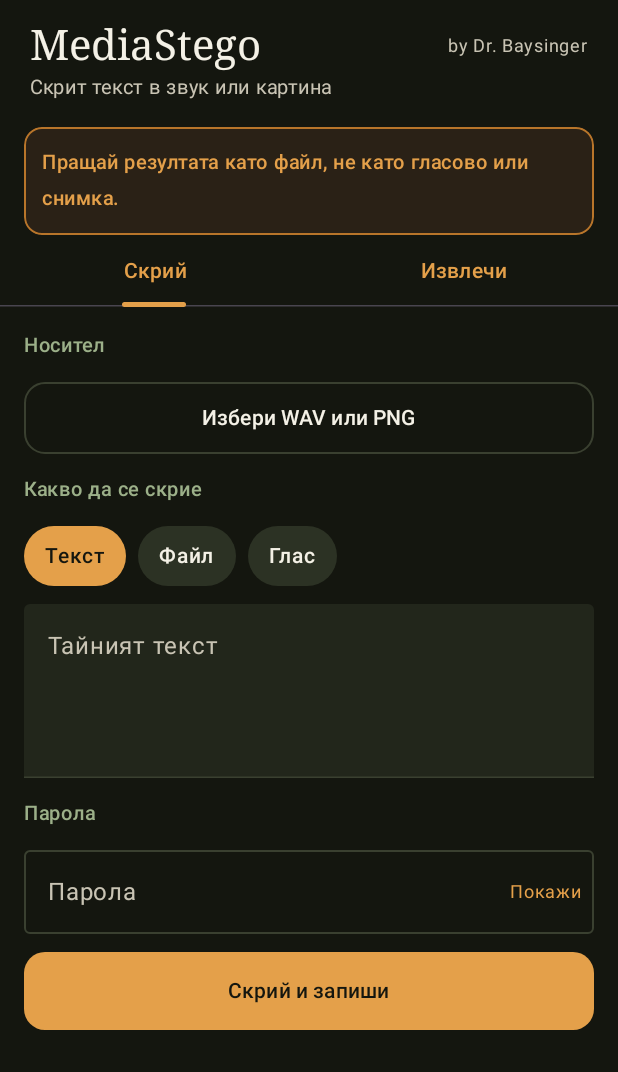
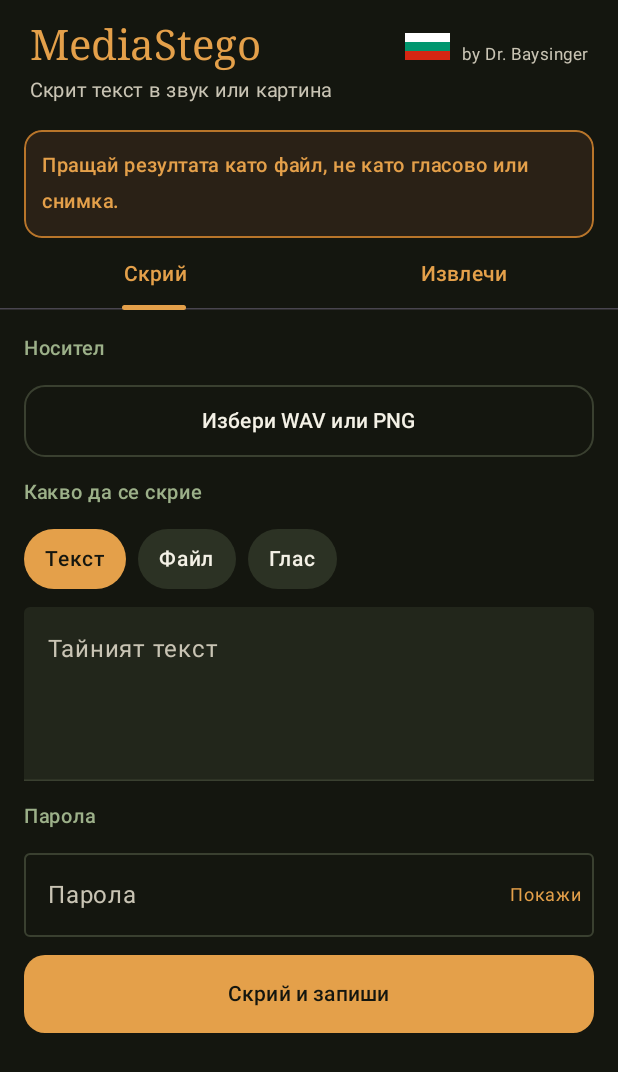
Before and after one commit to smouky577/MediaStego, an Android app built with Jetpack Compose: the screen it shows after launch (MainActivity), on a phone screen of 412 x 824 dp. Shown: the top 1072 px of the screen. Run offline under Robolectric (Android 15) with nearby library versions, the phone set to English and light mode, and no system bars.

Commit message:
Add a language flag on the title row of the phone and desktop apps.

```diff
--- a/android/app/src/main/java/com/audiostego/ui/AudioStegoApp.kt
+++ b/android/app/src/main/java/com/audiostego/ui/AudioStegoApp.kt
@@ -32,6 +32,7 @@ import androidx.compose.material3.AlertDialog
 import androidx.compose.material3.Button
 import androidx.compose.material3.ButtonDefaults
 import androidx.compose.material3.LinearProgressIndicator
+import androidx.compose.material3.MaterialTheme
 import androidx.compose.material3.OutlinedButton
 import androidx.compose.material3.OutlinedTextField
 import androidx.compose.material3.OutlinedTextFieldDefaults
@@ -71,6 +72,7 @@ fun AudioStegoApp(vm: StegoViewModel = viewModel()) {
     val extract by vm.extract.collectAsStateWithLifecycle()
     var tab by remember { mutableIntStateOf(0) }
     var about by remember { mutableStateOf(false) }
+    var english by remember { mutableStateOf(false) }
     val context = LocalContext.current
 
     val pickCover = rememberLauncherForActivityResult(ActivityResultContracts.OpenDocument()) { uri ->
@@ -92,7 +94,7 @@ fun AudioStegoApp(vm: StegoViewModel = viewModel()) {
         if (uri != null) vm.saveExtracted(uri)
     }
     val micPermission = rememberLauncherForActivityResult(ActivityResultContracts.RequestPermission()) { granted ->
-        if (granted) vm.startVoice() else vm.showHideError("Няма достъп до микрофона")
+        if (granted) vm.startVoice() else vm.showHideError(tr(english, "Няма достъп до микрофона"))
     }
 
     Scaffold(containerColor = Ink) { padding ->
@@ -103,29 +105,41 @@ fun AudioStegoApp(vm: StegoViewModel = viewModel()) {
                 .imePadding(),
         ) {
             Column(Modifier.padding(horizontal = 20.dp, vertical = 14.dp)) {
-                Row(
-                    Modifier.fillMaxWidth(),
-                    horizontalArrangement = Arrangement.SpaceBetween,
-                    verticalAlignment = Alignment.CenterVertically,
-                ) {
-                    Text("MediaStego", style = androidx.compose.material3.MaterialTheme.typography.headlineMedium)
+                Row(Modifier.fillMaxWidth()) {
+                    Text(
+                        "MediaStego",
+                        color = Amber,
+                        style = MaterialTheme.typography.headlineMedium,
+                        maxLines = 1,
+                        modifier = Modifier.weight(1f).alignByBaseline(),
+                    )
+                    LanguageFlag(
+                        english = english,
+                        onClick = { english = !english },
+                        modifier = Modifier.alignBy { it.measuredHeight },
+                    )
                     Text(
                         "by Dr. Baysinger",
                         color = PaperDim,
-                        fontSize = 12.sp,
-                        modifier = Modifier.clickable { about = true },
+                        fontSize = 11.sp,
+                        maxLines = 1,
+                        modifier = Modifier.alignByBaseline().clickable { about = true },
                     )
                 }
-                Text("Скрит текст в звук или картина", color = PaperDim, fontSize = 13.sp)
+                Text(
+                    if (english) "Hidden text in sound or a picture" else "Скрит текст в звук или картина",
+                    color = PaperDim,
+                    fontSize = 13.sp,
+                )
             }
-            WarningBanner()
+            WarningBanner(english)
             PrimaryTabRow(
                 selectedTabIndex = tab,
                 containerColor = Ink,
                 contentColor = Amber,
             ) {
-                Tab(selected = tab == 0, onClick = { tab = 0 }, text = { Text("Скрий") })
-                Tab(selected = tab == 1, onClick = { tab = 1 }, text = { Text("Извлечи") })
+                Tab(selected = tab == 0, onClick = { tab = 0 }, text = { Text(if (english) "Hide" else "Скрий") })
+                Tab(selected = tab == 1, onClick = { tab = 1 }, text = { Text(if (english) "Extract" else "Извлечи") })
             }
             Column(
                 Modifier
@@ -136,13 +150,14 @@ fun AudioStegoApp(vm: StegoViewModel = viewModel()) {
             ) {
                 if (tab == 0) {
                     HidePane(
+                        english = english,
                         ui = hide,
                         vm = vm,
                         onPickCover = { pickCover.launch(carrierTypes) },
                         onPickFile = { pickPayload.launch(arrayOf("*/*")) },
                         onRecord = {
                             if (Build.VERSION.SDK_INT < 29) {
-                                vm.showHideError("Записът на глас работи на Android 10 и по-нов (OGG/OPUS)")
+                                vm.showHideError(tr(english, "Записът на глас работи на Android 10 и по-нов (OGG/OPUS)"))
                             } else if (ContextCompat.checkSelfPermission(context, Manifest.permission.RECORD_AUDIO) == PackageManager.PERMISSION_GRANTED) {
                                 vm.startVoice()
                             } else {
@@ -155,10 +170,13 @@ fun AudioStegoApp(vm: StegoViewModel = viewModel()) {
                             else if (hide.carrier == "PNG") createPng.launch(vm.suggestedOutputName())
                             else createWav.launch(vm.suggestedOutputName())
                         },
-                        onShare = { uri -> shareAsFile(context, uri, hide.outputMime) },
+                        onShare = { uri ->
+                            shareAsFile(context, uri, hide.outputMime, if (english) "Share as a file" else "Сподели като файл")
+                        },
                     )
                 } else {
                     ExtractPane(
+                        english = english,
                         ui = extract,
                         vm = vm,
                         onPick = { pickStego.launch(carrierTypes) },
@@ -166,7 +184,7 @@ fun AudioStegoApp(vm: StegoViewModel = viewModel()) {
                         onShare = { uri ->
                             val name = extract.savedName.orEmpty()
                             val mime = if (name.endsWith(".png", ignoreCase = true)) "image/png" else "application/octet-stream"
-                            shareAsFile(context, uri, mime)
+                            shareAsFile(context, uri, mime, if (english) "Share as a file" else "Сподели като файл")
                         },
                         onCopy = { text -> copyText(context, text) },
                     )
@@ -186,7 +204,7 @@ private val carrierTypes = arrayOf(
 )
 
 @Composable
-private fun WarningBanner() {
+private fun WarningBanner(english: Boolean) {
     Column(
         Modifier
             .padding(horizontal = 16.dp)
@@ -196,12 +214,18 @@ private fun WarningBanner() {
             .border(1.dp, AmberDeep, RoundedCornerShape(12.dp))
             .padding(12.dp),
     ) {
-        Text("Пращай резултата като файл, не като гласово или снимка.", color = Amber, fontWeight = FontWeight.SemiBold, fontSize = 13.sp)
+        Text(
+            if (english) "Send the result as a file, not as a voice note or a photo." else "Пращай резултата като файл, не като гласово или снимка.",
+            color = Amber,
+            fontWeight = FontWeight.SemiBold,
+            fontSize = 13.sp,
+        )
     }
 }
 
 @Composable
 private fun HidePane(
+    english: Boolean,
     ui: HideUi,
     vm: StegoViewModel,
     onPickCover: () -> Unit,
@@ -210,28 +234,28 @@ private fun HidePane(
     onSave: () -> Unit,
     onShare: (Uri) -> Unit,
 ) {
-    SectionLabel("Носител")
-    GhostButton(if (ui.coverName == null) "Избери WAV или PNG" else ui.coverName, enabled = !ui.busy, onClick = onPickCover)
-    ui.coverInfo?.let { Note(it) }
+    SectionLabel(if (english) "Carrier" else "Носител")
+    GhostButton(if (ui.coverName == null) if (english) "Choose WAV or PNG" else "Избери WAV или PNG" else ui.coverName, enabled = !ui.busy, onClick = onPickCover)
+    ui.coverInfo?.let { Note(tr(english, it)) }
 
-    SectionLabel("Какво да се скрие")
+    SectionLabel(if (english) "What to hide" else "Какво да се скрие")
     Row(horizontalArrangement = Arrangement.spacedBy(8.dp)) {
-        ModeChip("Текст", ui.mode == PayloadMode.TEXT) { vm.setMode(PayloadMode.TEXT) }
-        ModeChip("Файл", ui.mode == PayloadMode.FILE) { vm.setMode(PayloadMode.FILE) }
-        ModeChip("Глас", ui.mode == PayloadMode.VOICE) { vm.setMode(PayloadMode.VOICE) }
+        ModeChip(if (english) "Text" else "Текст", ui.mode == PayloadMode.TEXT) { vm.setMode(PayloadMode.TEXT) }
+        ModeChip(if (english) "File" else "Файл", ui.mode == PayloadMode.FILE) { vm.setMode(PayloadMode.FILE) }
+        ModeChip(if (english) "Voice" else "Глас", ui.mode == PayloadMode.VOICE) { vm.setMode(PayloadMode.VOICE) }
     }
     when (ui.mode) {
-        PayloadMode.TEXT -> SecretField(ui.text, !ui.busy) { vm.setText(it) }
+        PayloadMode.TEXT -> SecretField(ui.text, !ui.busy, english) { vm.setText(it) }
         PayloadMode.FILE -> {
-            GhostButton(ui.fileName ?: "Избери файл", enabled = !ui.busy, onClick = onPickFile)
+            GhostButton(ui.fileName ?: if (english) "Choose a file" else "Избери файл", enabled = !ui.busy, onClick = onPickFile)
         }
-        PayloadMode.VOICE -> VoiceBlock(ui, vm, onRecord)
+        PayloadMode.VOICE -> VoiceBlock(english, ui, vm, onRecord)
     }
 
-    SectionLabel("Парола")
-    PasswordField(ui.password, ui.showPassword, !ui.busy, { vm.setHidePassword(it) }, { vm.toggleHidePassword() })
+    SectionLabel(if (english) "Password" else "Парола")
+    PasswordField(ui.password, ui.showPassword, !ui.busy, english, { vm.setHidePassword(it) }, { vm.toggleHidePassword() })
     if (ui.busy) {
-        Text(ui.progress, color = PaperDim, fontSize = 13.sp)
+        Text(tr(english, ui.progress), color = PaperDim, fontSize = 13.sp)
         LinearProgressIndicator(
             progress = { ui.progressValue },
             modifier = Modifier.fillMaxWidth(),
@@ -239,26 +263,26 @@ private fun HidePane(
             trackColor = InkHigh,
         )
     }
-    AmberButton("Скрий и запиши", enabled = !ui.busy, onClick = {
+    AmberButton(if (english) "Hide and save" else "Скрий и запиши", enabled = !ui.busy, onClick = {
         val problem = vm.hideBlocker()
         if (problem != null) vm.showHideError(problem) else onSave()
     })
-    ui.error?.let { Message(it, error = true) }
-    ui.doneMessage?.let { Message(it, error = false) }
+    ui.error?.let { Message(tr(english, it), error = true) }
+    ui.doneMessage?.let { Message(tr(english, it), error = false) }
     ui.outputUri?.let { uri ->
         Note(
             if (ui.outputMime == "image/png") {
-                "PNG се споделя като image/png. В чата избери документ, не снимка."
+                if (english) "PNG is shared as image/png. In a chat, choose a document, not a photo." else "PNG се споделя като image/png. В чата избери документ, не снимка."
             } else {
-                "WAV се споделя като файл, не като гласово съобщение."
+                if (english) "WAV is shared as a file, not as a voice message." else "WAV се споделя като файл, не като гласово съобщение."
             },
         )
-        GhostButton("Сподели", onClick = { onShare(uri) })
+        GhostButton(if (english) "Share" else "Сподели", onClick = { onShare(uri) })
     }
 }
 
 @Composable
-private fun VoiceBlock(ui: HideUi, vm: StegoViewModel, onRecord: () -> Unit) {
+private fun VoiceBlock(english: Boolean, ui: HideUi, vm: StegoViewModel, onRecord: () -> Unit) {
     val view = LocalView.current
     androidx.compose.runtime.DisposableEffect(ui.recording) {
         view.keepScreenOn = ui.recording
@@ -271,22 +295,24 @@ private fun VoiceBlock(ui: HideUi, vm: StegoViewModel, onRecord: () -> Unit) {
             delay(250)
         }
     }
-    Note("OGG/OPUS, 16 kbps, моно. Кратък запис се побира по-лесно в носителя.")
+    Note(if (english) "OGG/OPUS, 16 kbps, mono. A short recording fits in the carrier more easily." else "OGG/OPUS, 16 kbps, моно. Кратък запис се побира по-лесно в носителя.")
     if (ui.recording) {
         val seconds = ((now - ui.recordStart) / 1000).toInt().coerceAtLeast(0)
-        Text("Запис… ${seconds / 60}:${(seconds % 60).toString().padStart(2, '0')}", color = Clay, fontWeight = FontWeight.SemiBold)
-        AmberButton("Спри", onClick = vm::stopVoice)
+        val clock = "${seconds / 60}:${(seconds % 60).toString().padStart(2, '0')}"
+        Text(if (english) "Recording… $clock" else "Запис… $clock", color = Clay, fontWeight = FontWeight.SemiBold)
+        AmberButton(if (english) "Stop" else "Спри", onClick = vm::stopVoice)
     } else {
-        AmberButton("Запиши глас", onClick = onRecord)
+        AmberButton(if (english) "Record voice" else "Запиши глас", onClick = onRecord)
         ui.voiceLabel?.let { label ->
             Note(label)
-            GhostButton("Изтрий записа", onClick = vm::clearVoice)
+            GhostButton(if (english) "Delete the recording" else "Изтрий записа", onClick = vm::clearVoice)
         }
     }
 }
 
 @Composable
 private fun ExtractPane(
+    english: Boolean,
     ui: ExtractUi,
     vm: StegoViewModel,
     onPick: () -> Unit,
@@ -295,12 +321,12 @@ private fun ExtractPane(
     onCopy: (String) -> Unit,
 ) {
     var copied by remember { mutableIntStateOf(0) }
-    SectionLabel("Носител със скрито съдържание")
-    GhostButton(ui.stegoName ?: "Избери WAV или PNG", enabled = !ui.busy, onClick = onPick)
-    SectionLabel("Парола")
-    PasswordField(ui.password, ui.showPassword, !ui.busy, { vm.setExtractPassword(it) }, { vm.toggleExtractPassword() })
+    SectionLabel(if (english) "Carrier with hidden content" else "Носител със скрито съдържание")
+    GhostButton(ui.stegoName ?: if (english) "Choose WAV or PNG" else "Избери WAV или PNG", enabled = !ui.busy, onClick = onPick)
+    SectionLabel(if (english) "Password" else "Парола")
+    PasswordField(ui.password, ui.showPassword, !ui.busy, english, { vm.setExtractPassword(it) }, { vm.toggleExtractPassword() })
     if (ui.busy) {
-        Text(ui.progress, color = PaperDim, fontSize = 13.sp)
+        Text(tr(english, ui.progress), color = PaperDim, fontSize = 13.sp)
         LinearProgressIndicator(
             progress = { ui.progressValue },
             modifier = Modifier.fillMaxWidth(),
@@ -308,10 +334,10 @@ private fun ExtractPane(
             trackColor = InkHigh,
         )
     }
-    AmberButton("Извлечи", enabled = !ui.busy, onClick = vm::extract)
-    ui.error?.let { Message(it, error = true) }
+    AmberButton(if (english) "Extract" else "Извлечи", enabled = !ui.busy, onClick = vm::extract)
+    ui.error?.let { Message(tr(english, it), error = true) }
     ui.text?.let { text ->
-        Message("Текст", error = false)
+        Message(if (english) "Text" else "Текст", error = false)
         SelectionContainer {
             Text(
                 text,
@@ -326,19 +352,19 @@ private fun ExtractPane(
                     .verticalScroll(rememberScrollState()),
             )
         }
-        GhostButton(if (copied > 0) "Копирано" else "Копирай", onClick = {
+        GhostButton(if (copied > 0) if (english) "Copied" else "Копирано" else if (english) "Copy" else "Копирай", onClick = {
             onCopy(text)
             copied += 1
         })
     }
     ui.pendingName?.let { name ->
-        Message("Файл · ${formatBytes(ui.pendingSize.toLong())}", error = false)
-        Note("Съдържанието не е текст. Запиши го като файл.")
-        AmberButton("Запиши $name", onClick = { onSave(name) })
+        Message("${if (english) "File" else "Файл"} · ${formatBytes(ui.pendingSize.toLong())}", error = false)
+        Note(if (english) "This is not text. Save it as a file." else "Съдържанието не е текст. Запиши го като файл.")
+        AmberButton(if (english) "Save $name" else "Запиши $name", onClick = { onSave(name) })
     }
     ui.savedUri?.let { uri ->
-        Note("Записано: ${ui.savedName ?: "файл"}")
-        GhostButton("Сподели", onClick = { onShare(uri) })
+        Note(if (english) "Saved: ${ui.savedName ?: "file"}" else "Записано: ${ui.savedName ?: "файл"}")
+        GhostButton(if (english) "Share" else "Сподели", onClick = { onShare(uri) })
     }
 }
 
@@ -379,13 +405,13 @@ private fun ModeChip(label: String, selected: Boolean, onClick: () -> Unit) {
 }
 
 @Composable
-private fun SecretField(value: String, enabled: Boolean, onChange: (String) -> Unit) {
+private fun SecretField(value: String, enabled: Boolean, english: Boolean, onChange: (String) -> Unit) {
     TextField(
         value = value,
         onValueChange = onChange,
         enabled = enabled,
         modifier = Modifier.fillMaxWidth().height(116.dp),
-        placeholder = { Text("Тайният текст", color = PaperDim) },
+        placeholder = { Text(if (english) "The secret text" else "Тайният текст", color = PaperDim) },
         colors = fieldColors(),
     )
 }
@@ -395,6 +421,7 @@ private fun PasswordField(
     value: String,
     visible: Boolean,
     enabled: Boolean,
+    english: Boolean,
     onChange: (String) -> Unit,
     onToggle: () -> Unit,
 ) {
@@ -405,10 +432,10 @@ private fun PasswordField(
         modifier = Modifier.fillMaxWidth(),
         singleLine = true,
         visualTransformation = if (visible) VisualTransformation.None else PasswordVisualTransformation(),
-        placeholder = { Text("Парола", color = PaperDim) },
+        placeholder = { Text(if (english) "Password" else "Парола", color = PaperDim) },
         trailingIcon = {
             Text(
-                if (visible) "Скрий" else "Покажи",
+                if (visible) if (english) "Hide" else "Скрий" else if (english) "Show" else "Покажи",
                 color = Amber,
                 fontSize = 12.sp,
                 modifier = Modifier
@@ -469,14 +496,14 @@ private fun GhostButton(text: String, enabled: Boolean = true, onClick: () -> Un
     }
 }
 
-private fun shareAsFile(context: Context, uri: Uri, mime: String) {
+private fun shareAsFile(context: Context, uri: Uri, mime: String, title: String) {
     val send = Intent(Intent.ACTION_SEND).apply {
         type = mime
         putExtra(Intent.EXTRA_STREAM, uri)
         clipData = ClipData.newRawUri("MediaStego", uri)
         addFlags(Intent.FLAG_GRANT_READ_URI_PERMISSION)
     }
-    val chooser = Intent.createChooser(send, "Сподели като файл").apply {
+        val chooser = Intent.createChooser(send, title).apply {
         addFlags(Intent.FLAG_GRANT_READ_URI_PERMISSION)
     }
     context.startActivity(chooser)
--- /dev/null
+++ b/android/app/src/main/java/com/audiostego/ui/LanguageFlag.kt
@@ -0,0 +1,103 @@
+package com.audiostego.ui
+
+import androidx.compose.foundation.Canvas
+import androidx.compose.foundation.clickable
+import androidx.compose.foundation.layout.Box
+import androidx.compose.foundation.layout.padding
+import androidx.compose.foundation.layout.size
+import androidx.compose.runtime.Composable
+import androidx.compose.ui.Modifier
+import androidx.compose.ui.geometry.Offset
+import androidx.compose.ui.geometry.Size
+import androidx.compose.ui.graphics.Color
+import androidx.compose.ui.graphics.drawscope.DrawScope
+import androidx.compose.ui.unit.dp
+
+@Composable
+fun LanguageFlag(english: Boolean, onClick: () -> Unit, modifier: Modifier = Modifier) {
+    Box(
+        modifier = modifier
+            .clickable(onClick = onClick)
+            .padding(end = 8.dp)
+            .size(width = 30.dp, height = 18.dp),
+    ) {
+        Canvas(Modifier.matchParentSize()) {
+            if (english) drawUnionJack() else drawBulgaria()
+        }
+    }
+}
+
+private fun DrawScope.drawBulgaria() {
+    val band = size.height / 3f
+    drawRect(Color.White, size = Size(size.width, band))
+    drawRect(Color(0xFF00966E), topLeft = Offset(0f, band), size = Size(size.width, band))
+    drawRect(Color(0xFFD62612), topLeft = Offset(0f, band * 2f), size = Size(size.width, size.height - band * 2f))
+}
+
+private fun DrawScope.drawUnionJack() {
+    val w = size.width
+    val h = size.height
+    val blue = Color(0xFF012169)
+    val red = Color(0xFFC8102E)
+    drawRect(blue)
+    val whiteDiag = h * 0.22f
+    val redDiag = h * 0.08f
+    drawLine(Color.White, Offset(0f, 0f), Offset(w, h), whiteDiag)
+    drawLine(Color.White, Offset(w, 0f), Offset(0f, h), whiteDiag)
+    drawLine(red, Offset(0f, redDiag), Offset(w, h), redDiag)
+    drawLine(red, Offset(w, 0f), Offset(0f, h - redDiag), redDiag)
+    val whiteCross = h * 0.36f
+    val redCross = h * 0.2f
+    drawRect(Color.White, Offset(0f, (h - whiteCross) / 2f), Size(w, whiteCross))
+    drawRect(Color.White, Offset((w - whiteCross) / 2f, 0f), Size(whiteCross, h))
+    drawRect(red, Offset(0f, (h - redCross) / 2f), Size(w, redCross))
+    drawRect(red, Offset((w - redCross) / 2f, 0f), Size(redCross, h))
+}
+
+fun tr(english: Boolean, text: String): String {
+    if (!english || text.isEmpty()) return text
+    phrases[text]?.let { return it }
+    val big = Regex("""Твърде голямо: нужни (\d+) бита, налични (\d+)""")
+    big.matchEntire(text)?.let {
+        return "Too big: need ${it.groupValues[1]} bits, available ${it.groupValues[2]}"
+    }
+    if (text.startsWith("Готово · ")) return "Done · " + text.removePrefix("Готово · ")
+    return text
+        .replace(" · моно · ", " · mono · ")
+        .replace(" · стерео · ", " · stereo · ")
+        .replace(" канала · ", " channels · ")
+        .replace(" · до ", " · up to ")
+}
+
+private val phrases = mapOf(
+    "Грешна парола или няма съобщение" to "Wrong password or no message",
+    "Няма съобщение или файлът е повреден" to "No message, or the file is damaged",
+    "Носителят е твърде къс" to "The carrier is too short",
+    "Нужен е по-дълъг 16-bit PCM WAV" to "A longer 16-bit PCM WAV is required",
+    "Нужен е 16-bit PCM WAV" to "A 16-bit PCM WAV is required",
+    "Нужен е 16-bit PCM WAV или PNG с 8 бита на канал" to "A 16-bit PCM WAV or an 8-bit-per-channel PNG is required",
+    "JPEG е със загуби — не ползвай като носител, конвертирай в PNG" to "JPEG is lossy — do not use it as a carrier, convert it to PNG",
+    "PNG трябва да е RGB, 8 бита на канал" to "PNG must be RGB, 8 bits per channel",
+    "Нужен е PNG с 8 бита на канал, не формат със загуби" to "A PNG with 8 bits per channel is required, not a lossy format",
+    "PNG е повреден" to "The PNG is damaged",
+    "PNG с interlace не се поддържа" to "Interlaced PNG is not supported",
+    "PNG не може да се запише" to "The PNG cannot be saved",
+    "Избери WAV или PNG" to "Choose a WAV or PNG",
+    "Въведи парола" to "Enter a password",
+    "Напиши текста" to "Type the text",
+    "Избери файл" to "Choose a file",
+    "Няма записан глас" to "No voice recording",
+    "Файлът не може да се прочете" to "The file cannot be read",
+    "Файлът не може да се запише" to "The file cannot be saved",
+    "Няма достатъчно памет за този носител" to "Not enough memory for this carrier",
+    "Грешка" to "Error",
+    "Четене на носителя…" to "Reading the carrier…",
+    "Ключ от паролата…" to "Key from the password…",
+    "Криптиране…" to "Encrypting…",
+    "Вграждане…" to "Embedding…",
+    "Четене…" to "Reading…",
+    "Проверка на паролата…" to "Checking the password…",
+    "Готово" to "Done",
+    "Няма достъп до микрофона" to "No microphone access",
+    "Записът на глас работи на Android 10 и по-нов (OGG/OPUS)" to "Voice recording works on Android 10 and newer (OGG/OPUS)",
+)
```
Also changed, not shown: 1 other file.
